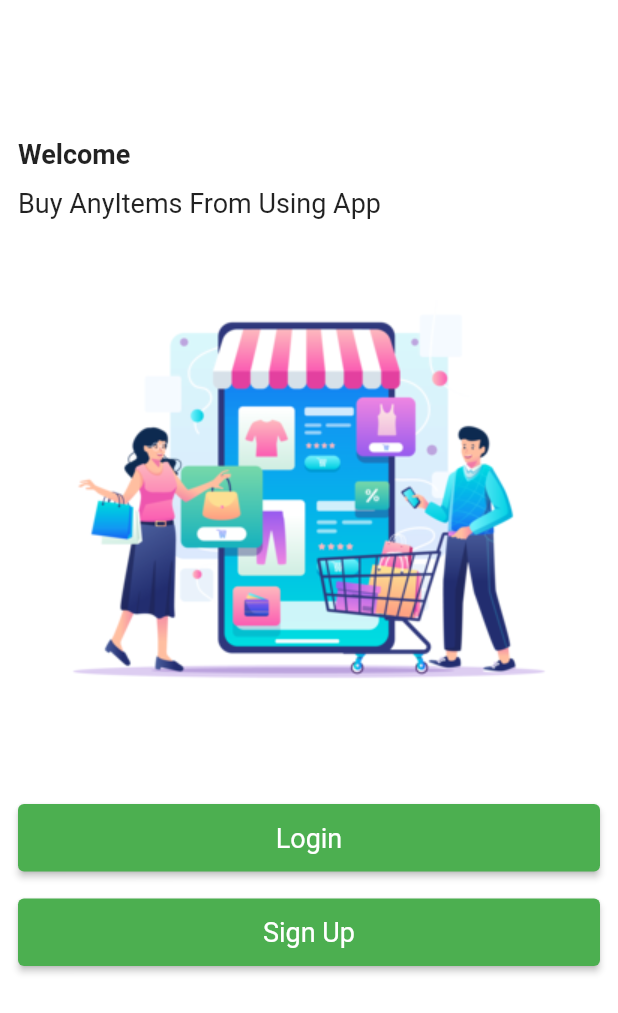
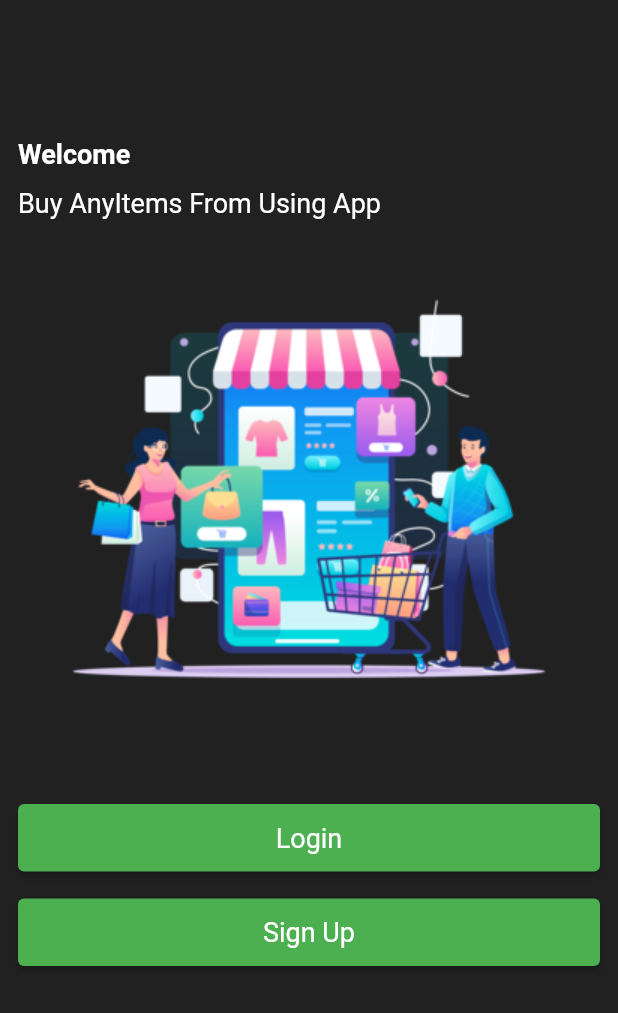
Before and after one commit to ahaddouch/E-Commerce-PFA, a Flutter app: the screen it shows after launch, on a phone screen of 412 x 824 dp. Shown: the top 1013 px of the screen. Run offline on Flutter 3.47's test engine with Material 2 defaults, Android fonts, the phone set to English and light mode, and no system bars; our stand-ins replace cloud_firestore, firebase_auth, firebase_core, firebase_messaging, firebase_storage, fluttertoast and 3 more; missing offline and left inert: flutter_stripe; accounts and stored records are empty.

Commit message:
dark theme

```diff
--- /dev/null
+++ b/lib/constants/dark_theme.dart
@@ -0,0 +1,128 @@
+
+import 'package:flutter/material.dart';
+import 'package:youtube_ecommerce/constants/theme.dart';
+
+ThemeData darkThemeData = ThemeData(
+  scaffoldBackgroundColor: Colors.grey[900],
+  primaryColor: Colors.green,
+  outlinedButtonTheme: OutlinedButtonThemeData(
+    style: ButtonStyle(
+      side: MaterialStateProperty.all(const BorderSide(color: Colors.green, width: 1.7)),
+    ),
+  ),
+  inputDecorationTheme: InputDecorationTheme(
+    border: outlineInputBorder,
+    errorBorder: outlineInputBorder,
+    enabledBorder: outlineInputBorder,
+    prefixIconColor: Colors.grey,
+    suffixIconColor: Colors.grey,
+    focusedBorder: outlineInputBorder,
+    disabledBorder: outlineInputBorder,
+    iconColor: Colors.white,
+    labelStyle: TextStyle(color: Colors.white),
+   // IconButtonTheme: IconThemeData(color: Colors.white),
+    hintStyle: TextStyle(color: Colors.white),
+  ),
+  elevatedButtonTheme: ElevatedButtonThemeData(
+    style: ElevatedButton.styleFrom(
+      primary: Colors.green,
+      textStyle: const TextStyle(
+        fontSize: 18.0,
+      ),
+      onPrimary: Colors.white,
+      onSurface: Colors.grey,
+    ),
+  ),
+  primarySwatch: MaterialColor(
+    Colors.green.value,
+    <int, Color>{
+      50: Colors.green[50]!,
+      100: Colors.green[100]!,
+      200: Colors.green[200]!,
+      300: Colors.green[300]!,
+      400: Colors.green[400]!,
+      500: Colors.green[500]!,
+      600: Colors.green[600]!,
+      700: Colors.green[700]!,
+      800: Colors.green[800]!,
+      900: Colors.green[900]!,
+    },
+  ),
+  canvasColor: Colors.green,
+  textTheme:  TextTheme(
+    headline1: TextStyle(
+      fontSize: 24,
+      fontWeight: FontWeight.bold,
+      color: Colors.white,
+    ),
+    bodyText1: TextStyle(
+      fontSize: 18,
+      fontWeight: FontWeight.bold,
+      color: Colors.white,
+    ),
+    bodyText2: TextStyle(
+      fontSize: 18,
+      fontWeight: FontWeight.normal,
+      color: Colors.white,
+    ),
+    headline4: TextStyle(
+      fontSize: 16,
+      fontWeight: FontWeight.bold,
+      color: Colors.white,
+    ),
+    headline5: TextStyle(
+      fontSize: 16,
+      fontWeight: FontWeight.normal,
+      color: Colors.white,
+    ),
+    headline6: TextStyle(
+      fontSize: 14,
+      fontWeight: FontWeight.normal,
+      color: Colors.white,
+    ),
+    subtitle1: TextStyle(
+      fontSize: 12,
+      fontWeight: FontWeight.normal,
+      color: Colors.white,
+    ),
+    subtitle2: TextStyle(
+      fontSize: 10,
+      fontWeight: FontWeight.normal,
+      color: Colors.white,
+    ),
+    button: TextStyle(
+      fontSize: 18,
+      fontWeight: FontWeight.bold,
+      color: Colors.white,
+    ),
+    caption: TextStyle(
+      fontSize: 12,
+      fontWeight: FontWeight.normal,
+      color: Colors.white,
+    ),
+    overline: TextStyle(
+      fontSize: 10,
+      fontWeight: FontWeight.normal,
+      color: Colors.white,
+    ),
+
+  ),
+
+  appBarTheme: const AppBarTheme(
+    backgroundColor: Colors.black,
+    elevation: 0.0,
+    toolbarTextStyle: TextStyle(
+      color: Colors.white,
+    ),
+    iconTheme: IconThemeData(
+      color: Colors.white,
+    ),
+  ),
+);
+
+
+OutlineInputBorder outlineInputBorder = const OutlineInputBorder(
+  borderSide: BorderSide(
+    color: Colors.grey,
+  ),
+);
--- a/lib/main.dart
+++ b/lib/main.dart
@@ -3,13 +3,16 @@ import 'package:flutter/material.dart';
 import 'package:flutter_stripe/flutter_stripe.dart';
 // import 'package:flutter_stripe/flutter_stripe.dart';
 import 'package:provider/provider.dart';
+import 'package:theme_provider/theme_provider.dart';
 import 'package:youtube_ecommerce/constants/theme.dart';
 import 'package:youtube_ecommerce/firebase_helper/firebase_auth_helper/firebase_auth_helper.dart';
 import 'package:youtube_ecommerce/firebase_helper/firebase_options/firebase_options.dart';
 import 'package:youtube_ecommerce/provider/app_provider.dart';
 
+import 'constants/dark_theme.dart';
 import 'screens/auth_ui/welcome/welcome.dart';
 import 'screens/custom_bottom_bar/custom_bottom_bar.dart';
+import 'widgets/theme_swith_widget/theme_switch_widget.dart';
 
 void main() async {
   WidgetsFlutterBinding.ensureInitialized();
@@ -29,10 +32,11 @@ class MyApp extends StatelessWidget {
   Widget build(BuildContext context) {
     return ChangeNotifierProvider(
       create: (context) => AppProvider(),
+
       child: MaterialApp(
           debugShowCheckedModeBanner: false,
-          title: 'Youtube E-Commerce',
-          theme: themeData,
+          title: 'E-Commerce Pfa',
+          theme: darkThemeData,
           home: StreamBuilder(
             stream: FirebaseAuthHelper.instance.getAuthChange,
             builder: (context, snapshot) {
@@ -70,7 +74,7 @@ class _MyStatefulWidgetState extends State<MyStatefulWidget> {
   Widget build(BuildContext context) {
     return Scaffold(
       appBar: AppBar(
-        backgroundColor: Colors.red,
+        backgroundColor: Colors.green,
         title: const Text('PageStorage'),
       ),
       body: screen[_selectedIndex],
--- a/lib/screens/home/home.dart
+++ b/lib/screens/home/home.dart
@@ -78,7 +78,9 @@ class _HomeState extends State<Home> {
                     padding: const EdgeInsets.all(12.0),
                     child: Column(
                       crossAxisAlignment: CrossAxisAlignment.start,
+
                       children: [
+
                         const TopTitles(subtitle: "", title: "E Commerce"),
                         TextFormField(
                           controller: search,
--- /dev/null
+++ b/lib/widgets/theme_swith_widget/theme_switch_widget.dart
@@ -0,0 +1,22 @@
+import 'package:flutter/material.dart';
+import 'package:theme_provider/theme_provider.dart';
+
+import '../../main.dart';
+
+class ThemeSwitcherWidget extends StatelessWidget {
+  @override
+  Widget build(BuildContext context) {
+    return ThemeProvider(
+      saveThemesOnChange: true,
+      loadThemeOnInit: true,
+      themes: [
+        AppTheme.light(),
+        AppTheme.dark(),
+      ],
+      child: MaterialApp(
+        theme: ThemeProvider.themeOf(context).data,
+        home: HomeScreen(),
+      ),
+    );
+  }
+}
--- a/pubspec.yaml
+++ b/pubspec.yaml
@@ -47,6 +47,7 @@ dependencies:
   flutter_stripe: ^9.2.0
   http: ^0.13.5
   flutter_native_splash: ^2.2.19
+  theme_provider: ^0.5.0
 
 
 dev_dependencies:
```
Also changed, not shown: pubspec.lock, 3 other files.
